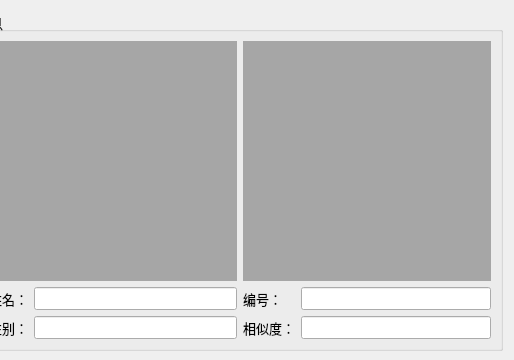
Above: previewview.ui from NevilleNoah/HikvisionCamera2 before the change; both pictures show x 566 to 1080 and y 0 to 360 of the 1080 by 680 pixel window. Below: the same form after it.
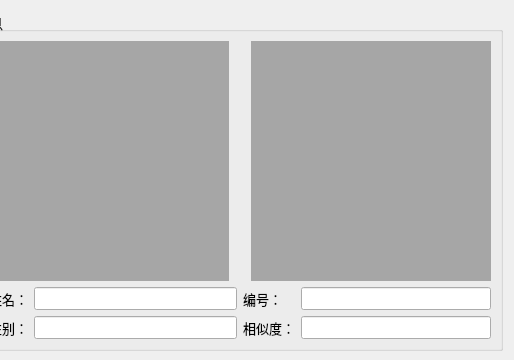
That is the form after the change.

Commit message: 图标显示

The edit to the form file:
```diff
--- a/previewview.ui
+++ b/previewview.ui
@@ -252,6 +252,13 @@
               </property>
              </widget>
             </item>
+            <item>
+             <widget class="QLabel" name="picSymbol">
+              <property name="text">
+               <string/>
+              </property>
+             </widget>
+            </item>
             <item>
              <widget class="QLabel" name="picAvatar">
               <property name="sizePolicy">
```
The commit also changes 2 other files.
